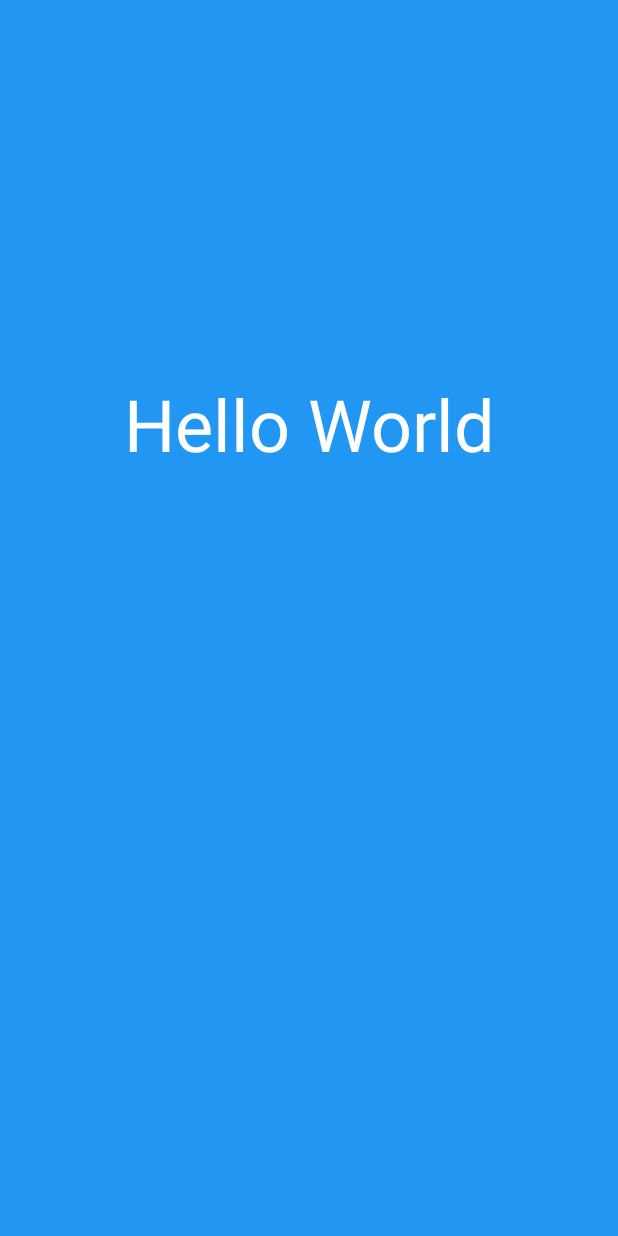
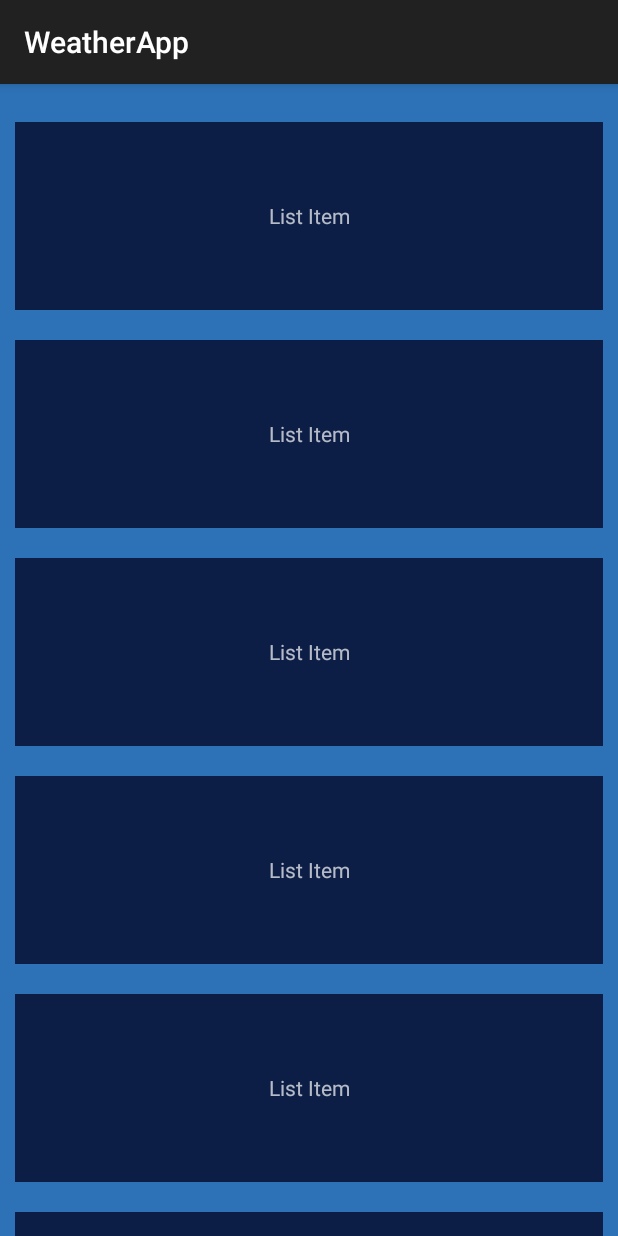
Before and after one commit to nathanachang/WeatherApp, an Android app built with Jetpack Compose: the screen it shows after launch (MainActivity), on a phone screen of 412 x 824 dp. Run offline under Robolectric (Android 15) with nearby library versions, the phone set to English and light mode, and no system bars.

Commit message:
Added RecyclerView components and updated views

```diff
--- a/app/build.gradle.kts
+++ b/app/build.gradle.kts
@@ -50,6 +50,8 @@ android {
 }
 
 dependencies {
+    implementation("androidx.recyclerview:recyclerview:1.3.1")
+    implementation("androidx.constraintlayout:constraintlayout:2.1.4")
     implementation("androidx.appcompat:appcompat:1.6.1")
     implementation("androidx.core:core-ktx:1.9.0")
     implementation("androidx.lifecycle:lifecycle-runtime-ktx:2.6.2")
--- a/app/src/main/AndroidManifest.xml
+++ b/app/src/main/AndroidManifest.xml
@@ -1,6 +1,7 @@
 <?xml version="1.0" encoding="utf-8"?>
 <manifest xmlns:android="http://schemas.android.com/apk/res/android"
-    xmlns:tools="http://schemas.android.com/tools">
+    xmlns:tools="http://schemas.android.com/tools"
+    package="com.capstone.weatherapp">
 
     <application
         android:allowBackup="true"
@@ -10,13 +11,13 @@
         android:label="@string/app_name"
         android:roundIcon="@mipmap/ic_launcher_round"
         android:supportsRtl="true"
-        android:theme="@style/Theme.WeatherApp"
+        android:theme="@style/Theme.AppCompat"
         tools:targetApi="31">
         <activity
             android:name=".MainActivity"
             android:exported="true"
             android:label="@string/app_name"
-            android:theme="@style/Theme.WeatherApp">
+            android:theme="@style/Theme.AppCompat">
             <intent-filter>
                 <action android:name="android.intent.action.MAIN" />
 
--- /dev/null
+++ b/app/src/main/java/com/capstone/weatherapp/City.kt
@@ -0,0 +1,5 @@
+package com.capstone.weatherapp
+
+class City (val name: String, val temp: Int) {
+
+}
--- /dev/null
+++ b/app/src/main/java/com/capstone/weatherapp/CityListAdapter.kt
@@ -0,0 +1,33 @@
+package com.capstone.weatherapp
+
+import android.view.LayoutInflater
+import android.view.View
+import android.view.ViewGroup
+import android.widget.TextView
+import androidx.recyclerview.widget.RecyclerView
+
+class CityListAdapter (private val cityList : List<City>) : RecyclerView.Adapter<CityListAdapter.ViewHolder>() {
+    inner class ViewHolder(itemView: View) : RecyclerView.ViewHolder(itemView) {
+        val nameTextView = itemView.findViewById<TextView>(R.id.city_name)
+    }
+
+    override fun onCreateViewHolder(parent: ViewGroup, viewType: Int): CityListAdapter.ViewHolder {
+        val context = parent.context
+        val inflater = LayoutInflater.from(context)
+
+        val cityView = inflater.inflate(R.layout.item_city, parent, false)
+
+        return ViewHolder(cityView)
+    }
+
+    override fun onBindViewHolder(holder: CityListAdapter.ViewHolder, position: Int) {
+        val city: City = cityList.get(position)
+
+        val textView = holder.nameTextView
+        textView.setText(city.name)
+    }
+
+    override fun getItemCount(): Int {
+        return cityList.size
+    }
+}
--- a/app/src/main/java/com/capstone/weatherapp/CityListViewModel.kt
+++ b/app/src/main/java/com/capstone/weatherapp/CityListViewModel.kt
@@ -3,7 +3,7 @@ package com.capstone.weatherapp
 import androidx.lifecycle.ViewModel
 
 class CityListViewModel : ViewModel() {
-    private var _list = ArrayList<Int>(List(100) { it + 1 })
-    val list: ArrayList<Int>
+    private var _list = ArrayList<City>(List(100) { City("New York", 72) })
+    val list: ArrayList<City>
         get() = _list
 }
--- a/app/src/main/java/com/capstone/weatherapp/MainActivity.kt
+++ b/app/src/main/java/com/capstone/weatherapp/MainActivity.kt
@@ -1,11 +1,22 @@
 package com.capstone.weatherapp
 
 import android.os.Bundle
-import androidx.activity.ComponentActivity
+import android.view.View
+import androidx.appcompat.app.AppCompatActivity
+import androidx.recyclerview.widget.LinearLayoutManager
+import androidx.recyclerview.widget.RecyclerView
 
-class MainActivity : ComponentActivity() {
+class MainActivity : AppCompatActivity() {
+    lateinit var cityList : ArrayList<City>
     override fun onCreate(savedInstanceState: Bundle?) {
         super.onCreate(savedInstanceState)
         setContentView(R.layout.fragment_city_list)
+        val rvCities = findViewById<View>(R.id.rvCities) as RecyclerView
+
+        cityList = ArrayList<City>(List(100) { City("List Item", 72) })
+
+        val adapter = CityListAdapter(cityList)
+        rvCities.adapter = adapter
+        rvCities.layoutManager = LinearLayoutManager(this)
     }
 }
--- a/app/src/main/res/layout/fragment_city_list.xml
+++ b/app/src/main/res/layout/fragment_city_list.xml
@@ -1,19 +1,18 @@
 <?xml version="1.0" encoding="utf-8"?>
-<FrameLayout xmlns:android="http://schemas.android.com/apk/res/android"
-    xmlns:tools="http://schemas.android.com/tools"
+<androidx.constraintlayout.widget.ConstraintLayout xmlns:android="http://schemas.android.com/apk/res/android"
+    xmlns:app="http://schemas.android.com/apk/res-auto"
     android:layout_width="match_parent"
     android:layout_height="match_parent"
-    android:background="#2196F3"
-    android:textAlignment="center"
-    tools:context=".CityListFragment">
+    android:background="#2D71B6">
 
-    <TextView
-        android:layout_width="match_parent"
-        android:layout_height="127dp"
-        android:text="Hello World"
-        android:textAlignment="center"
-        android:textColor="@android:color/background_light"
-        android:textSize="48sp"
-        android:translationY="250dp" />
+    <androidx.recyclerview.widget.RecyclerView
+        android:id="@+id/rvCities"
+        android:layout_marginTop="25dp"
+        android:layout_width="0dp"
+        android:layout_height="0dp"
+        app:layout_constraintBottom_toBottomOf="parent"
+        app:layout_constraintEnd_toEndOf="parent"
+        app:layout_constraintStart_toStartOf="parent"
+        app:layout_constraintTop_toTopOf="parent" />
 
-</FrameLayout>
+</androidx.constraintlayout.widget.ConstraintLayout>
--- /dev/null
+++ b/app/src/main/res/layout/item_city.xml
@@ -0,0 +1,21 @@
+<?xml version="1.0" encoding="utf-8"?>
+<androidx.constraintlayout.widget.ConstraintLayout
+    xmlns:android="http://schemas.android.com/apk/res/android"
+    android:orientation="horizontal"
+    android:layout_width="match_parent"
+    android:layout_height="125dp"
+    android:layout_marginBottom="20dp"
+    android:layout_marginHorizontal="10dp"
+    android:gravity="center_vertical"
+    android:background="#0C1D46"
+    >
+
+    <TextView
+        android:id="@+id/city_name"
+        android:layout_width="match_parent"
+        android:layout_height="match_parent"
+        android:layout_weight="1"
+        android:gravity="center"
+        />
+
+</androidx.constraintlayout.widget.ConstraintLayout>
```
